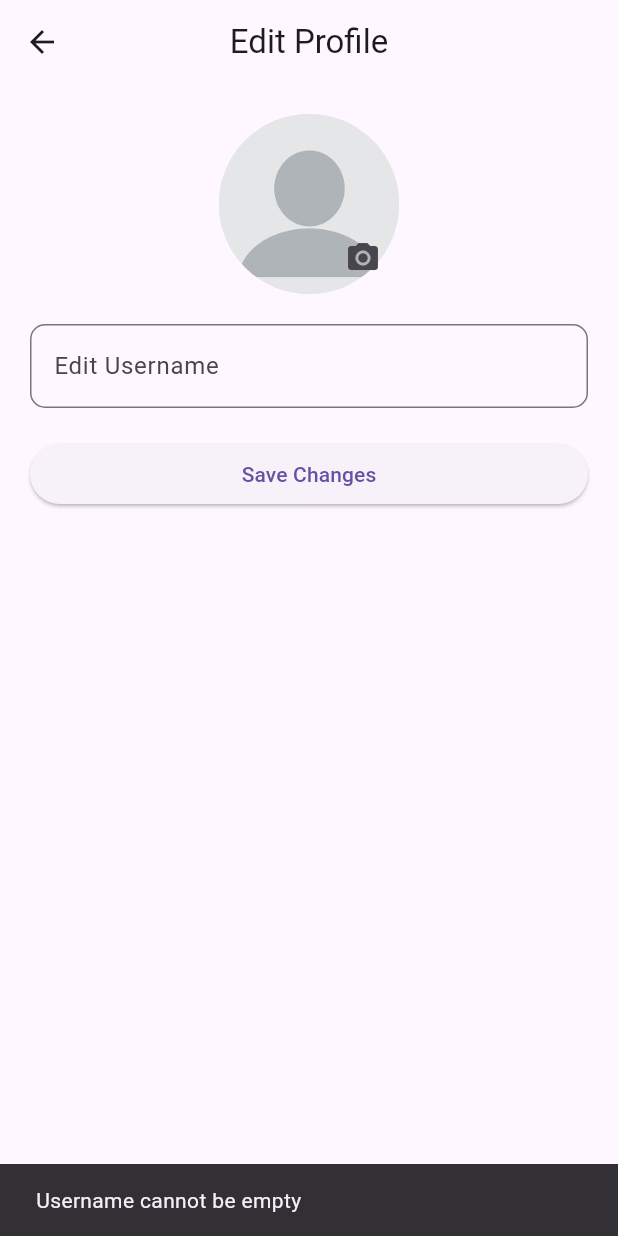
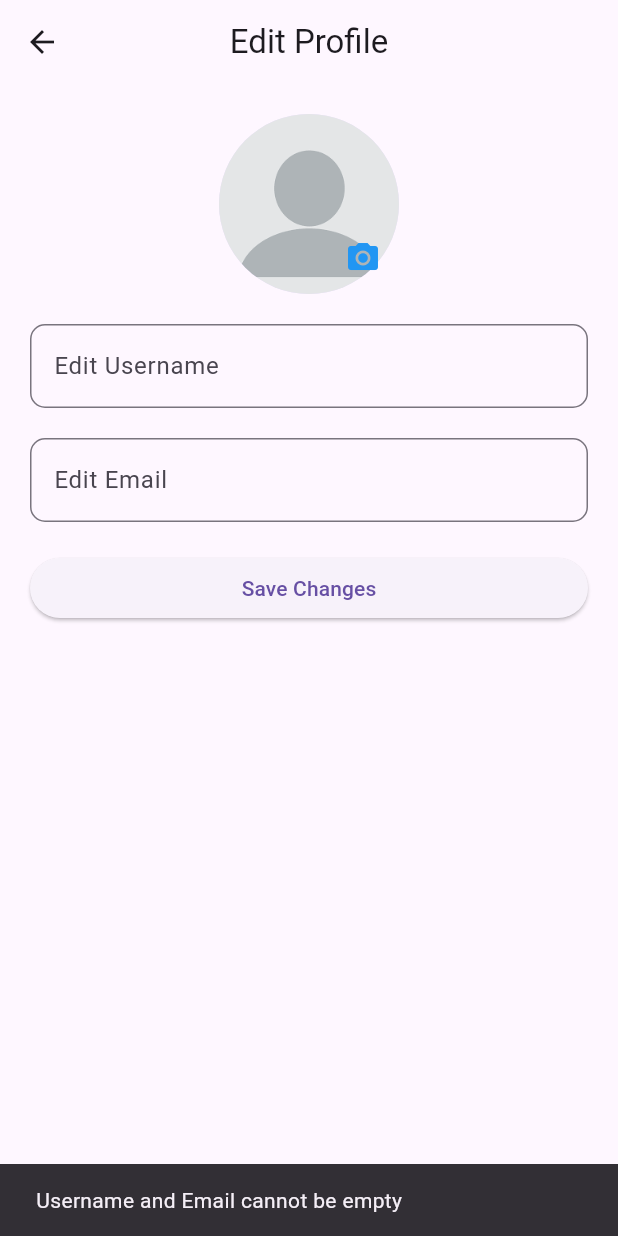
Before and after one commit to wholeGrainCat/PULSE-App, a Flutter app: the EditProfilePage screen opened directly with empty values, after a tap on "Save Changes", on a phone screen of 412 x 824 dp. Run offline on Flutter 3.47's test engine with Material 3 defaults, Android fonts, the phone set to English and light mode, and no system bars; our stand-ins replace carousel_slider, cloud_firestore, firebase_auth, firebase_core, firebase_storage, fl_chart and 7 more; missing offline and left inert: aura_box, fluentui_emoji_icon; accounts and stored records are empty.

Commit message:
Co-authored-by: Khuhan Raj <Khuhan21@users.noreply.github.com>

```diff
--- a/lib/Admin/profile/edit_admin_profile_page.dart
+++ b/lib/Admin/profile/edit_admin_profile_page.dart
@@ -1,15 +1,18 @@
 import 'package:flutter/material.dart';
 import 'package:cloud_firestore/cloud_firestore.dart';
+import 'package:firebase_auth/firebase_auth.dart';
 import 'package:image_picker/image_picker.dart';
 import 'dart:io';
 
 class EditProfilePage extends StatefulWidget {
   final String initialUsername;
-  final String userId; // Pass the hardcoded userId here
+  final String initialEmail;
+  final String userId;
 
   const EditProfilePage({
     required this.initialUsername,
-    required this.userId, // Accept the userId
+    required this.initialEmail,
+    required this.userId,
     super.key,
   });
 
@@ -19,15 +22,41 @@ class EditProfilePage extends StatefulWidget {
 
 class _EditProfilePageState extends State<EditProfilePage> {
   final TextEditingController usernameController = TextEditingController();
+  final TextEditingController emailController = TextEditingController();
+  final FirebaseAuth _auth = FirebaseAuth.instance;
   final FirebaseFirestore _firestore = FirebaseFirestore.instance;
+  User? currentUser;
   File? _selectedImage;
 
   @override
   void initState() {
     super.initState();
-    usernameController.text = widget.initialUsername;
+    _loadUserData();
   }
 
+  // Load current user data from FirebaseAuth and Firestore
+  Future<void> _loadUserData() async {
+    currentUser = _auth.currentUser;
+
+    if (currentUser != null) {
+      // Fetch additional user data from Firestore
+      final DocumentSnapshot userDoc = await _firestore
+          .collection('users')
+          .doc(currentUser!.uid)
+          .get();
+
+      if (userDoc.exists) {
+        final data = userDoc.data() as Map<String, dynamic>;
+
+        setState(() {
+          usernameController.text = data['username'] ?? '';
+          emailController.text = currentUser!.email ?? '';
+        });
+      }
+    }
+  }
+
+  // Pick an image from the gallery
   Future<void> _pickImage() async {
     final ImagePicker picker = ImagePicker();
     final XFile? image = await picker.pickImage(source: ImageSource.gallery);
@@ -38,26 +67,44 @@ class _EditProfilePageState extends State<EditProfilePage> {
     }
   }
 
+  // Save updated data to Firebase Auth and Firestore
   Future<void> _saveChanges() async {
     final updatedUsername = usernameController.text.trim();
+    final updatedEmail = emailController.text.trim();
 
-    if (updatedUsername.isEmpty) {
+    if (updatedUsername.isEmpty || updatedEmail.isEmpty) {
       ScaffoldMessenger.of(context).showSnackBar(
-        const SnackBar(content: Text('Username cannot be empty')),
+        const SnackBar(content: Text('Username and Email cannot be empty')),
       );
       return;
     }
 
 try {
-      // Use the userId passed from AdminProfilePage
-      await _firestore.collection('users').doc(widget.userId).update({
+      // Prepare Firestore updates
+      final updates = {
         'username': updatedUsername,
-      });
+        'email': updatedEmail,
+      };
+
+      if (_selectedImage != null) {
+        // Save the image path to Firestore (extend this to upload to Firebase Storage)
+        updates['profileImageUrl'] = _selectedImage!.path;
+      }
+
+      // Navigate to the correct document: /users/<userId>/counsellors/profile
+      await _firestore
+          .collection('users')
+          .doc(widget.userId) // Navigate to userId
+          .collection('counsellors')
+          .doc('profile') // Navigate to "profile" document
+          .update(updates);
 
       ScaffoldMessenger.of(context).showSnackBar(
         const SnackBar(content: Text('Profile updated successfully')),
       );
-      Navigator.pop(context);
+
+      // Return true to indicate successful update
+    Navigator.pop(context, true);
     } catch (e) {
       ScaffoldMessenger.of(context).showSnackBar(
         SnackBar(content: Text('Failed to update profile: $e')),
@@ -74,9 +121,11 @@ class _EditProfilePageState extends State<EditProfilePage> {
       ),
       body: Padding(
         padding: const EdgeInsets.all(20),
+        child: SingleChildScrollView(
           child: Column(
             crossAxisAlignment: CrossAxisAlignment.stretch,
             children: [
+              // Profile Image
               Center(
                 child: Stack(
                   alignment: Alignment.bottomRight,
@@ -89,13 +138,15 @@ class _EditProfilePageState extends State<EditProfilePage> {
                               as ImageProvider,
                     ),
                     IconButton(
-                    icon: const Icon(Icons.camera_alt),
+                      icon: const Icon(Icons.camera_alt, color: Colors.blue),
                       onPressed: _pickImage,
                     ),
                   ],
                 ),
               ),
               const SizedBox(height: 20),
+
+              // Username Field
               TextField(
                 controller: usernameController,
                 decoration: InputDecoration(
@@ -106,6 +157,21 @@ class _EditProfilePageState extends State<EditProfilePage> {
                 ),
               ),
               const SizedBox(height: 20),
+
+              // Email Field
+              TextField(
+                controller: emailController,
+                keyboardType: TextInputType.emailAddress,
+                decoration: InputDecoration(
+                  labelText: 'Edit Email',
+                  border: OutlineInputBorder(
+                    borderRadius: BorderRadius.circular(10),
+                  ),
+                ),
+              ),
+              const SizedBox(height: 20),
+
+              // Save Changes Button
               ElevatedButton(
                 onPressed: _saveChanges,
                 child: const Text('Save Changes'),
@@ -113,6 +179,7 @@ class _EditProfilePageState extends State<EditProfilePage> {
             ],
           ),
         ),
+      ),
     );
   }
 }
```
Also changed, not shown: lib/Admin/profile/admin_profile_page.dart (+34 -36 lines). Lines whose indentation alone changed are shown as unchanged.
